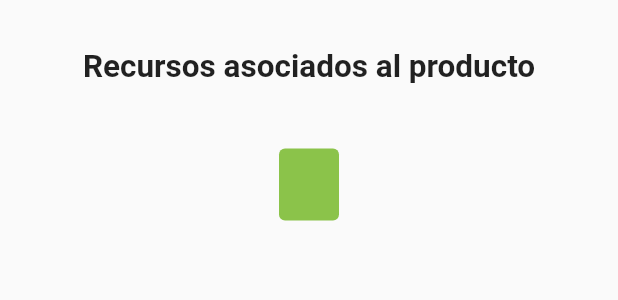
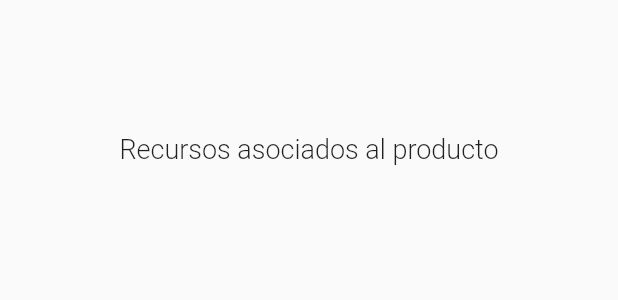
Before and after one commit to 3ettilina/qrlink-front, a Flutter app: the ProductView widget shown alone on an empty page, opened directly with empty values, on a phone screen of 412 x 824 dp. Shown: the top 300 px of the screen. Run offline on Flutter 3.47's test engine with Material 2 defaults, Android fonts, the phone set to English and light mode, and no system bars; our stand-ins replace dio, lottie, package_info_plus; missing offline and left inert: dart:html, dart:js, devicelocale.

Commit message:
ui terminada

```diff
--- a/lib/presentation/product_details/product_details_view.dart
+++ b/lib/presentation/product_details/product_details_view.dart
@@ -20,19 +20,19 @@ class ProductView extends StatelessWidget {
           padding: const EdgeInsets.symmetric(vertical: 32.0),
           child: Center(
             child: Text(
-              AppStrings.productDetails,
-              style: AppTextStyle.header,
+              product.name,
+              style: AppTextStyle.header.copyWith(
+                color: Colors.indigo,
+              ),
             ),
           ),
         ),
-        Card(
-          color: Colors.lightGreen,
-          margin: const EdgeInsets.only(top: 10, bottom: 20),
-          elevation: 0,
-          child: Padding(
-            padding: const EdgeInsets.symmetric(horizontal: 20.0, vertical: 16),
-            child: Text(product.name),
-          ),
+        Text(
+          AppStrings.productDetails,
+          style: AppTextStyle.subHeader,
+        ),
+        const SizedBox(
+          height: 20,
         ),
         _resourcesList(resources),
       ],
@@ -52,12 +52,19 @@ Widget _resourcesList(List<Resource> resources) {
                   onTap: () =>
                       ProductsLogic.openProductResource(res.resourceUrl),
                   child: Card(
+                    shape: RoundedRectangleBorder(
+                      borderRadius: BorderRadius.circular(15),
+                    ),
                     margin: const EdgeInsets.symmetric(vertical: 8),
                     elevation: 1,
-                    child: Padding(
-                      padding: const EdgeInsets.symmetric(
-                          horizontal: 20.0, vertical: 16),
-                      child: Text(res.name),
+                    color: Colors.blueGrey[100],
+                    child: ListTile(
+                      leading: const Icon(Icons.link),
+                      title: Text(
+                        res.name,
+                        // style: TextStyle(color: Colors.white),
+                      ),
+                      subtitle: Text(res.linkType),
                     ),
                   ),
                 ),
```
